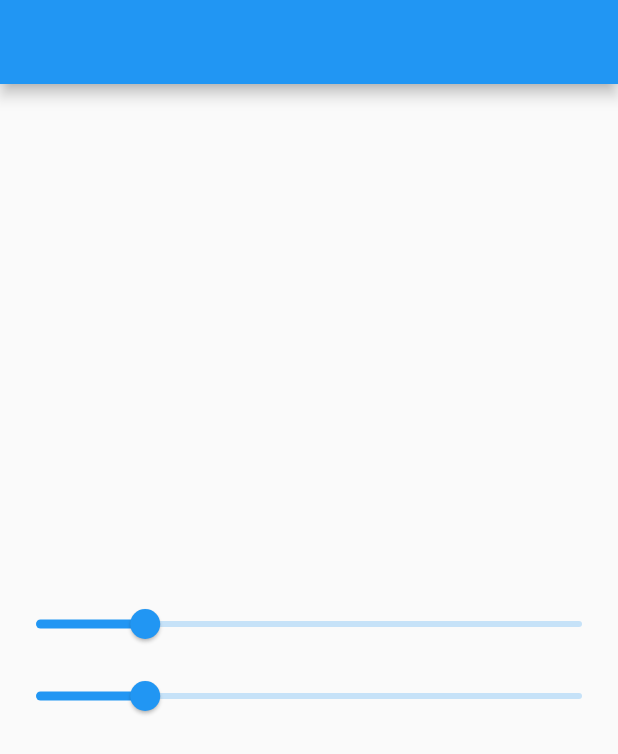
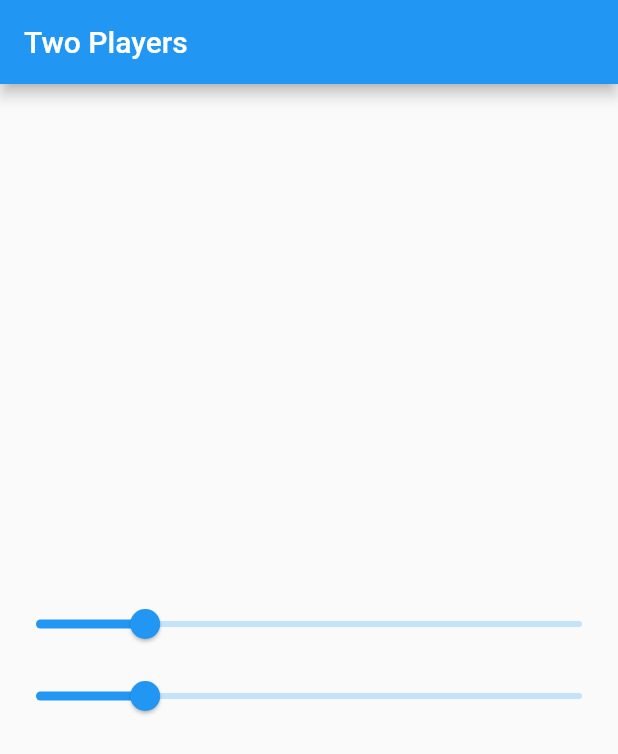
Before and after one commit to EhsanTgv/TwoPlayersFlutterTest, a Flutter app: the screen it shows after launch, on a phone screen of 412 x 824 dp. Shown: the top 754 px of the screen. Run offline on Flutter 3.47's test engine with Material 2 defaults, Android fonts, the phone set to English and light mode, and no system bars; our stand-ins replace audioplayers.

Commit message:
add audioplayers package

```diff
--- a/lib/main.dart
+++ b/lib/main.dart
@@ -1,4 +1,6 @@
 import 'package:flutter/material.dart';
+import 'package:audioplayers/audioplayers.dart';
+import 'package:audioplayers/audio_cache.dart';
 
 void main() => runApp(MyApp());
 
@@ -10,7 +12,9 @@ class MyApp extends StatelessWidget {
       theme: ThemeData(
         primarySwatch: Colors.blue,
       ),
+      darkTheme: ThemeData(),
       home: MyHomePage(),
+      debugShowCheckedModeBanner: false,
     );
   }
 }
@@ -30,7 +34,9 @@ class _MyHomePageState extends State<MyHomePage> {
   @override
   Widget build(BuildContext context) {
     return Scaffold(
-      appBar: AppBar(),
+      appBar: AppBar(
+        title: Text("Two Players"),
+      ),
       body: Center(
         child: Column(
           mainAxisAlignment: MainAxisAlignment.center,
--- a/pubspec.yaml
+++ b/pubspec.yaml
@@ -23,6 +23,7 @@ environment:
 dependencies:
   flutter:
     sdk: flutter
+  audioplayers: ^0.17.0
 
 
   # The following adds the Cupertino Icons font to your application.
```
Also changed, not shown: pubspec.lock.
